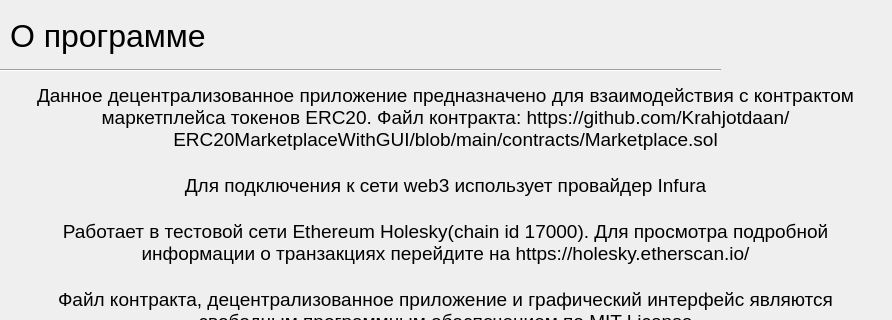
Above: application/gui/AboutProgramm.ui from Krahjotdaan/ERC20MarketplaceWithGUI before the change; both pictures show x 0 to 892 and y 0 to 320 of the 892 by 562 pixel window. Below: the same form after it.
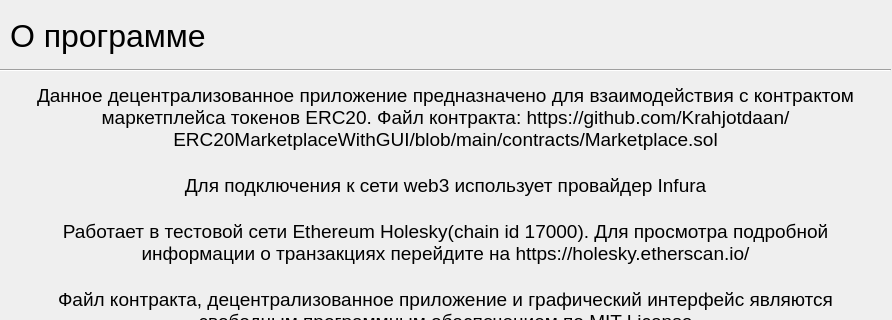
That is the form after the change.

Commit message: Feat: connected windows

```diff
--- a/application/gui/AboutProgramm.ui
+++ b/application/gui/AboutProgramm.ui
@@ -43,7 +43,7 @@
      <rect>
       <x>0</x>
       <y>60</y>
-      <width>721</width>
+      <width>891</width>
       <height>20</height>
      </rect>
     </property>
```
Left out of the diff: 6 changed lines with no effect on the pictures. The commit also changes 6 other files.
